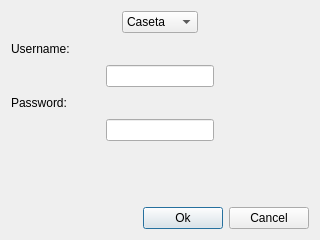
Above: logindialog.ui from erickisos/QtParkingPOS before the change. Below: the same form after it.
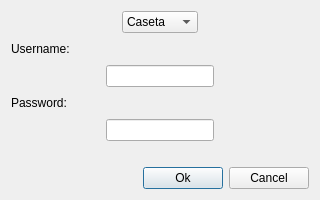
That is the form after the change.

Patch:
```diff
--- a/logindialog.ui
+++ b/logindialog.ui
@@ -7,13 +7,13 @@
     <x>0</x>
     <y>0</y>
     <width>320</width>
-    <height>240</height>
+    <height>200</height>
    </rect>
   </property>
   <property name="minimumSize">
    <size>
     <width>320</width>
-    <height>240</height>
+    <height>200</height>
    </size>
   </property>
   <property name="maximumSize">
```
